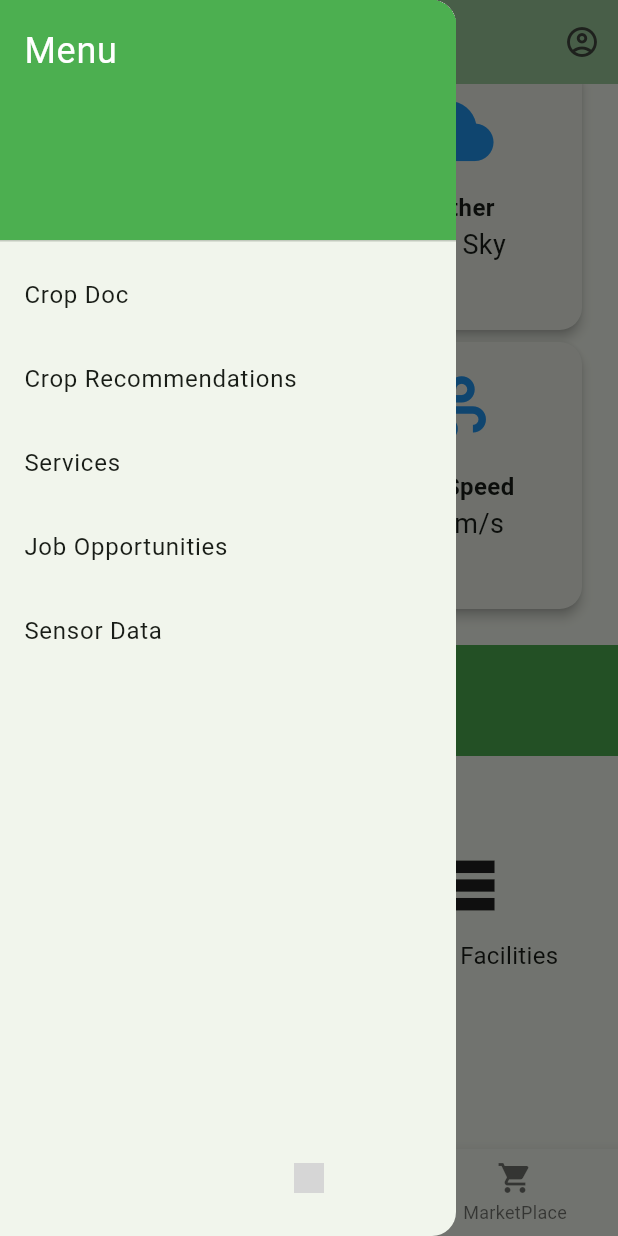
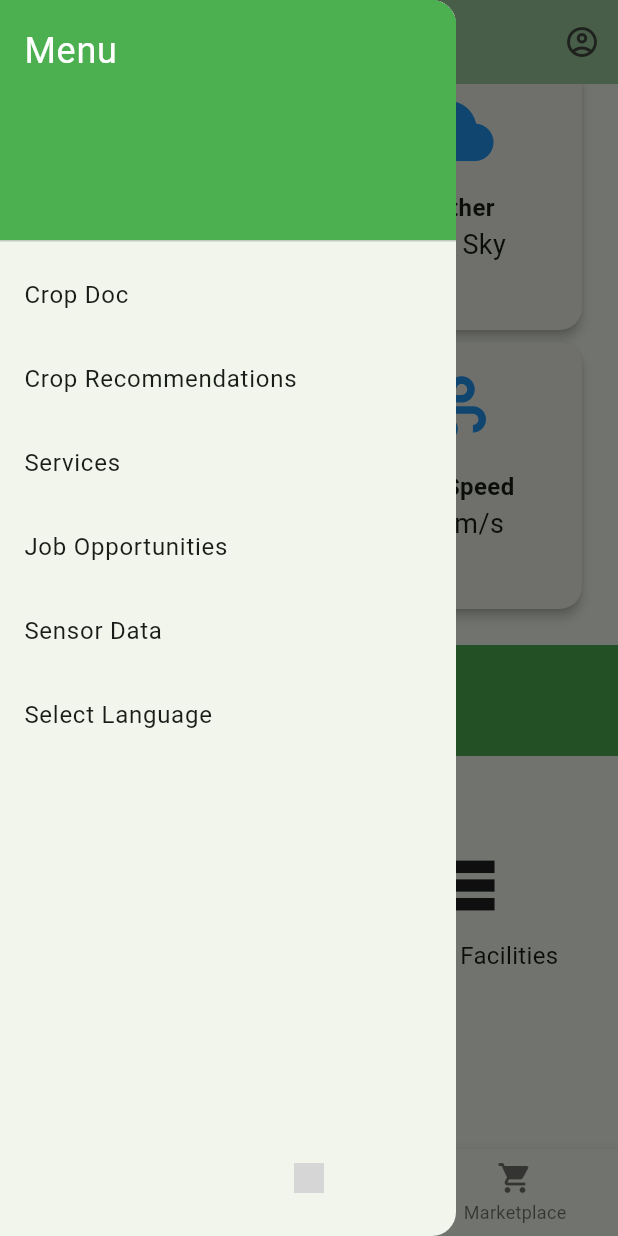
Before and after one commit to aswin-codes/IntelGenAI, a Flutter app: the screen it shows after launch, scrolled down 112 dp, after a tap on the "menu" icon, on a phone screen of 412 x 824 dp. Run offline on Flutter 3.47's test engine with Material 3 defaults, Android fonts, the phone set to English and light mode, and no system bars; our stand-ins replace file_picker, fl_chart, flutter_markdown, flutter_screenutil, geocoding, geolocator and 3 more; generated files the repository leaves out were written again; grey boxes are pictures that could not be loaded.

```diff
--- a/Frontend/dreamfarm/lib/screens/home/ui/home_screen.dart
+++ b/Frontend/dreamfarm/lib/screens/home/ui/home_screen.dart
@@ -4,6 +4,7 @@ import 'package:google_fonts/google_fonts.dart';
 import 'package:http/http.dart' as http;
 import 'package:flutter/material.dart';
 import 'package:shared_preferences/shared_preferences.dart';
+import 'package:dreamfarm/languages/language_constant.dart'; // Import for i18n
 
 class HomeScreen extends StatefulWidget {
   const HomeScreen({super.key});
@@ -73,7 +74,7 @@ class _HomeScreenState extends State<HomeScreen> {
           )
         ],
         centerTitle: true,
-        title: Text('DreamFarm'),
+        title: Text(translation(context).dreamfarm), // i18n key
         leading: Builder(
           builder: (BuildContext context) {
             return IconButton(
@@ -91,7 +92,7 @@ class _HomeScreenState extends State<HomeScreen> {
           children: <Widget>[
             DrawerHeader(
               child: Text(
-                'Menu',
+                translation(context).menu, // i18n key
                 style: TextStyle(color: Colors.white, fontSize: 24),
               ),
               decoration: BoxDecoration(
@@ -99,47 +100,41 @@ class _HomeScreenState extends State<HomeScreen> {
               ),
             ),
             ListTile(
-              title: Text('Crop Doc'),
+              title: Text(translation(context).cropdoc), // i18n key
               onTap: () {
                 Navigator.pushNamed(context, "/cropdoc-input");
-                // Implement option 1 functionality here
               },
             ),
             ListTile(
-              title: Text('Crop Recommendations'),
+              title: Text(translation(context).crop_recommendations), // i18n key
               onTap: () {
                 Navigator.pushNamed(context, "/recommend");
-                // Implement option 1 functionality here
               },
             ),
             ListTile(
-              title: Text('Services'),
+              title: Text(translation(context).services), // i18n key
               onTap: () {
                  makeCall("http://172.168.74.38:8501");
-                // Implement option 2 functionality here
               },
             ),
             ListTile(
-              title: Text('Job Opportunities'),
+              title: Text(translation(context).job_opportunities), // i18n key
               onTap: () {
                 Navigator.pushNamed(context, '/skill');
-                // Implement option 2 functionality here
               },
             ),
             ListTile(
-              title: Text('Sensor Data'),
+              title: Text(translation(context).sensor_data), // i18n key
               onTap: () {
                 Navigator.pushNamed(context, '/sensor');
-                // Implement option 2 functionality here
               },
             ),
-            // ListTile(
-            //   title: Text('Therapy'),
-            //   onTap: () {
-            //     Navigator.pushNamed(context, "/therapy");
-            //     // Implement option 1 functionality here
-            //   },
-            // ),
+             ListTile(
+              title: Text(translation(context).select_language), // i18n key
+              onTap: () {
+                Navigator.pushNamed(context, '/language');
+              },
+            ),
           ],
         ),
       ),
@@ -151,7 +146,7 @@ class _HomeScreenState extends State<HomeScreen> {
               padding: EdgeInsets.all(20),
               color: Colors.blue,
               child: Text(
-                'Current Weather Data',
+                translation(context).current_weather_data, // i18n key
                 style: TextStyle(color: Colors.white, fontSize: 24),
               ),
             ),
@@ -171,7 +166,6 @@ class _HomeScreenState extends State<HomeScreen> {
                     ),
                   )
                 : SizedBox(),
-            // Display current weather data here
             Container(
               padding: EdgeInsets.all(20),
               child: GridView.count(
@@ -181,22 +175,22 @@ class _HomeScreenState extends State<HomeScreen> {
                 children: <Widget>[
                   WeatherInfoCard(
                     icon: Icons.thermostat_outlined,
-                    label: 'Temperature',
+                    label: translation(context).temperature, // i18n key
                     value: '$temp°C',
                   ),
                   WeatherInfoCard(
                     icon: Icons.cloud,
-                    label: 'Weather',
+                    label: translation(context).weather, // i18n key
                     value: description,
                   ),
                   WeatherInfoCard(
                     icon: Icons.water_outlined,
-                    label: 'Humidity',
+                    label: translation(context).humidity, // i18n key
                     value: '$humidity%',
                   ),
                   WeatherInfoCard(
                     icon: Icons.air_outlined,
-                    label: 'Wind Speed',
+                    label: translation(context).wind_speed, // i18n key
                     value: '$windspeed m/s',
                   ),
                 ],
@@ -206,11 +200,10 @@ class _HomeScreenState extends State<HomeScreen> {
               padding: EdgeInsets.all(20),
               color: Colors.green,
               child: Text(
-                'Services',
+                translation(context).services, // i18n key
                 style: TextStyle(color: Colors.white, fontSize: 24),
               ),
             ),
-            // Display services
             GridView.count(
               physics: NeverScrollableScrollPhysics(),
               shrinkWrap: true,
@@ -221,21 +214,20 @@ class _HomeScreenState extends State<HomeScreen> {
                      makeCall("http://172.168.74.38:8501");
                   },
                   child: ServiceContainer(
-                      icon: Icons.agriculture, label: 'Soil Testing'),
+                      icon: Icons.agriculture,
+                      label: translation(context).soil_testing), // i18n key
                 ),
                 GestureDetector(
                   onTap: () {
                     makeCall("http://172.168.74.38:8501");
                   },
                   child: ServiceContainer(
-                      icon: Icons.storage, label: 'Storage Facilities'),
+                      icon: Icons.storage,
+                      label: translation(context).storage_facilities), // i18n key
                 ),
-                // Add more service containers as needed
               ],
             ),
-            SizedBox(
-                height:
-                    kBottomNavigationBarHeight), // Ensure bottom navigation bar visibility
+            SizedBox(height: kBottomNavigationBarHeight),
           ],
         ),
       ),
@@ -251,18 +243,18 @@ class _HomeScreenState extends State<HomeScreen> {
         items: <BottomNavigationBarItem>[
           BottomNavigationBarItem(
             icon: Icon(Icons.home),
-            label: 'Home',
+            label: translation(context).home, // i18n key
           ),
           BottomNavigationBarItem(
             icon: Image.asset(
               "assets/icons/community_black.png",
               height: 20,
             ),
-            label: 'Community',
+            label: translation(context).community, // i18n key
           ),
           BottomNavigationBarItem(
             icon: Icon(Icons.shopping_cart),
-            label: 'MarketPlace',
+            label: translation(context).marketplace, // i18n key
           ),
         ],
       ),
--- a/Frontend/dreamfarm/lib/screens/language_select/language_select.dart
+++ b/Frontend/dreamfarm/lib/screens/language_select/language_select.dart
@@ -71,7 +71,7 @@ class _LanguageSelectScreenState extends State<LanguageSelectScreen> {
                   borderRadius: BorderRadius.circular(20)),
               child: MaterialButton(
                 onPressed: () {
-                  Navigator.pushNamed(context, "/login");
+                  Navigator.pop(context);
                 },
                 child: Center(
                   child: Text(
```
Also changed, not shown: Frontend/dreamfarm/lib/l10n/app_en.arb (+19 -1 lines), Frontend/dreamfarm/lib/l10n/app_hi.arb (+19 -1 lines), Frontend/dreamfarm/lib/l10n/app_ta.arb (+23 -5 lines), Frontend/dreamfarm/lib/l10n/app_te.arb (+19 -1 lines), 1 other file.
